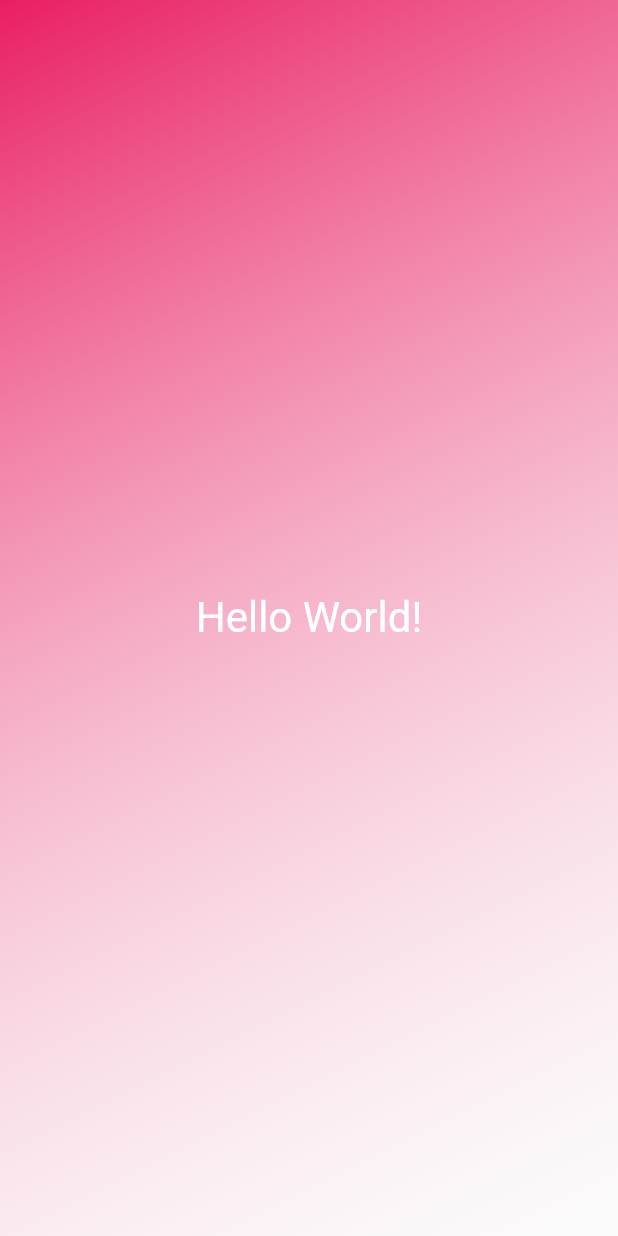
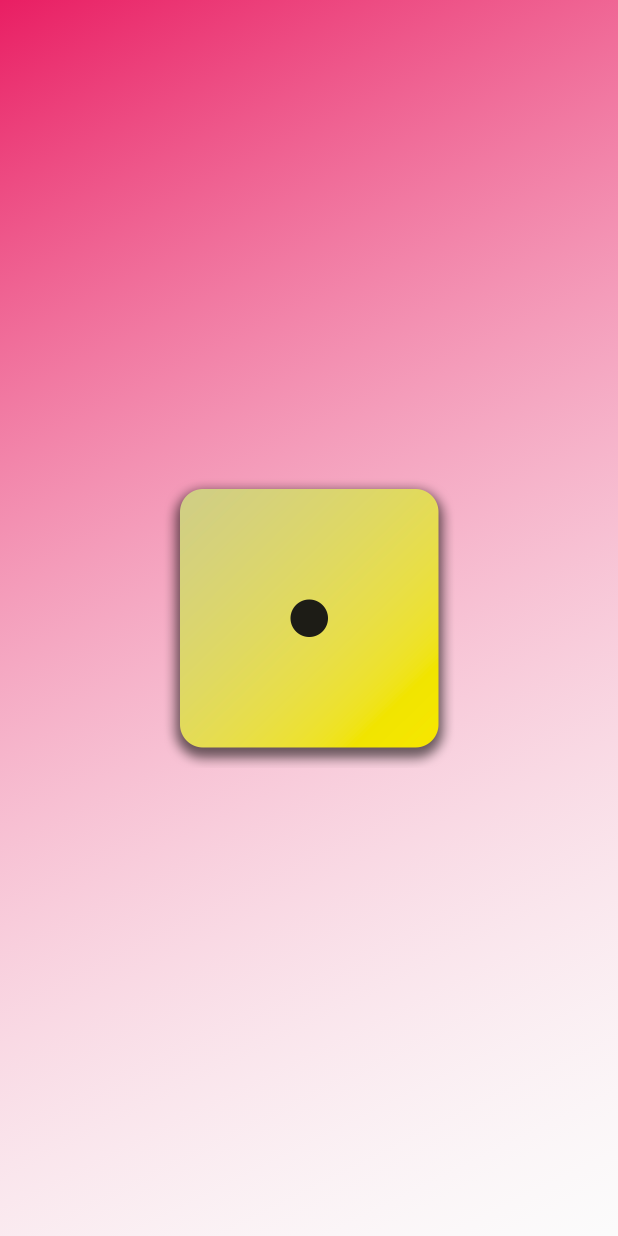
Before and after one commit to agnieszkastanczuk/roll-dice-app, a Flutter app: the screen it shows after launch, on a phone screen of 412 x 824 dp. Run offline on Flutter 3.47's test engine with Material 2 defaults, Android fonts, the phone set to English and light mode, and no system bars.

Commit message:
feat: add image display functionality

```diff
--- a/lib/gradient_container.dart
+++ b/lib/gradient_container.dart
@@ -19,8 +19,8 @@ class GradientContainer extends StatelessWidget {
           end: endAligment,
         ),
       ),
-      child: const Center(
-        child: StyledText('Hello World!'),
+      child: Center(
+        child: Image.asset('assets/images/dice-1.png', width: 200),
       ),
     );
   }
```
Also changed, not shown: pubspec.yaml (+7 -3 lines), assets/images/dice-1.png (renamed from assets/dice-1.png), assets/images/dice-2.png (renamed from assets/dice-2.png), assets/images/dice-3.png (renamed from assets/dice-3.png), assets/images/dice-4.png (renamed from assets/dice-4.png), assets/images/dice-5.png (renamed from assets/dice-5.png), assets/images/dice-6.png (renamed from assets/dice-6.png).
